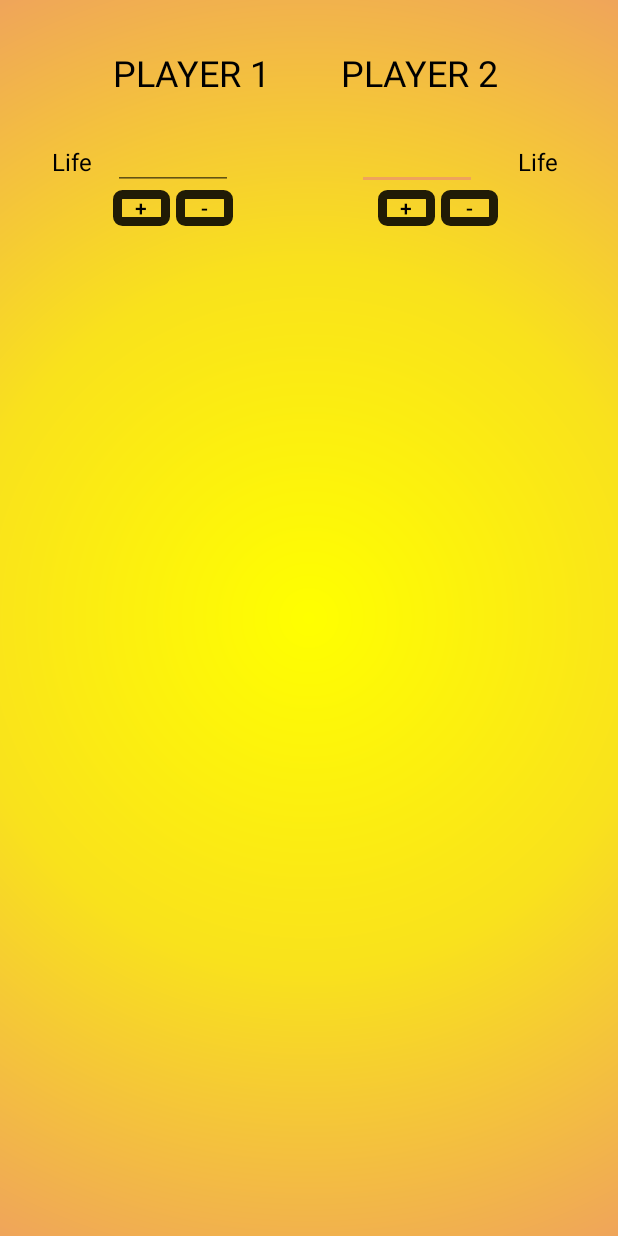
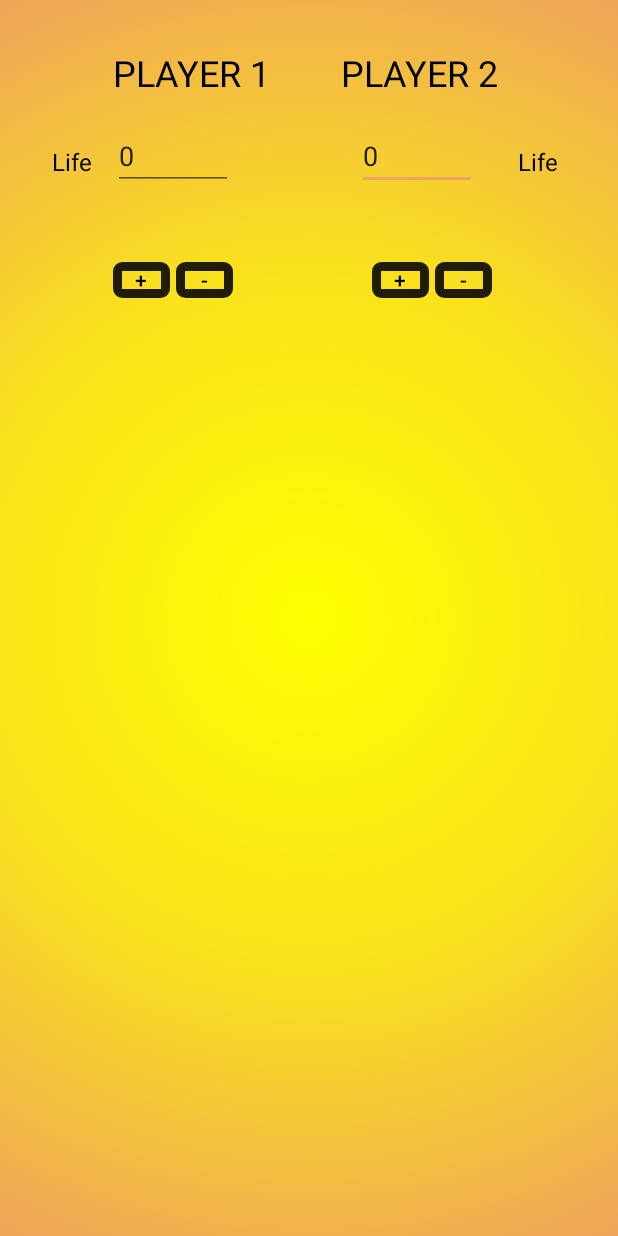
Before and after one commit to t0tallyKy1e/SettleTheScore, an Android app: the Life screen opened directly, with no data from a screen before it, on a phone screen of 412 x 824 dp. Run offline under Robolectric (Android 15) with nearby library versions, the phone set to English and light mode, and no system bars.

Commit message:
updates on life activity

```diff
--- a/SettleTheScore/app/src/main/java/com/ckm/settlethescore/Life.java
+++ b/SettleTheScore/app/src/main/java/com/ckm/settlethescore/Life.java
@@ -6,6 +6,9 @@ import android.support.design.widget.Snackbar;
 import android.support.v7.app.AppCompatActivity;
 import android.support.v7.widget.Toolbar;
 import android.view.View;
+import android.widget.Button;
+import android.widget.EditText;
+import android.widget.TextView;
 
 public class Life extends AppCompatActivity {
 
@@ -16,7 +19,48 @@ public class Life extends AppCompatActivity {
         Toolbar toolbar = (Toolbar) findViewById(R.id.toolbar);
         setSupportActionBar(toolbar);
 
+        Button p1increment = findViewById(R.id.player_one_inc_life);
+        p1increment.setOnClickListener(new View.OnClickListener() {
+            @Override
+            public void onClick(View v) {
+                EditText p1LifeValue = findViewById(R.id.player_one_life);
+                Integer health = Integer.parseInt(p1LifeValue.getText().toString().trim());
+                health = health + 1;
+                p1LifeValue.setText(health.toString());
+            }
+        });
 
+        Button p1decrement = findViewById(R.id.player_one_dec_life);
+        p1decrement.setOnClickListener(new View.OnClickListener() {
+            @Override
+            public void onClick(View v) {
+                EditText p1LifeValue = findViewById(R.id.player_one_life);
+                Integer health = Integer.parseInt(p1LifeValue.getText().toString().trim());
+                health = health - 1;
+                p1LifeValue.setText(health.toString());
+            }
+        });
+
+        Button p2increment = findViewById(R.id.player_two_inc_life);
+        p2increment.setOnClickListener(new View.OnClickListener() {
+            @Override
+            public void onClick(View v) {
+                EditText p2LifeValue = findViewById(R.id.player_two_life);
+                Integer health = Integer.parseInt(p2LifeValue.getText().toString().trim());
+                health = health + 1;
+                p2LifeValue.setText(health.toString());
+            }
+        });
+
+        Button p2decrement = findViewById(R.id.player_two_dec_life);
+        p2decrement.setOnClickListener(new View.OnClickListener() {
+            @Override
+            public void onClick(View v) {
+                EditText p2LifeValue = findViewById(R.id.player_two_life);
+                Integer health = Integer.parseInt(p2LifeValue.getText().toString().trim());
+                health = health - 1;
+                p2LifeValue.setText(health.toString());
+            }
+        });
     }
-
 }
--- a/SettleTheScore/app/src/main/res/layout/activity_life.xml
+++ b/SettleTheScore/app/src/main/res/layout/activity_life.xml
@@ -22,6 +22,7 @@
             android:layout_marginRight="75dp"
             android:ems="10"
             android:inputType="numberSigned"
+            android:text="0"
             app:layout_constraintEnd_toEndOf="parent"
             app:layout_constraintStart_toEndOf="@+id/player_one_life"
             app:layout_constraintTop_toBottomOf="@+id/textView4" />
@@ -73,6 +74,7 @@
             android:layout_marginTop="20dp"
             android:ems="10"
             android:inputType="numberSigned"
+            android:text="0"
             app:layout_constraintStart_toStartOf="parent"
             app:layout_constraintTop_toBottomOf="@+id/textView" />
 
@@ -97,6 +99,7 @@
             android:layout_height="24dp"
             android:layout_marginStart="75dp"
             android:layout_marginLeft="75dp"
+            android:layout_marginTop="48dp"
             android:layout_marginEnd="4dp"
             android:layout_marginRight="4dp"
             android:background="@drawable/button_outline"
@@ -111,6 +114,7 @@
             android:layout_height="24dp"
             android:layout_marginStart="4dp"
             android:layout_marginLeft="4dp"
+            android:layout_marginTop="48dp"
             android:background="@drawable/button_outline"
             android:text="-"
             app:layout_constraintStart_toEndOf="@+id/player_one_inc_life"
@@ -120,6 +124,7 @@
             android:id="@+id/player_two_inc_life"
             android:layout_width="38dp"
             android:layout_height="24dp"
+            android:layout_marginTop="48dp"
             android:layout_marginEnd="4dp"
             android:layout_marginRight="4dp"
             android:background="@drawable/button_outline"
@@ -131,10 +136,11 @@
             android:id="@+id/player_two_dec_life"
             android:layout_width="38dp"
             android:layout_height="24dp"
-            android:layout_marginEnd="80dp"
-            android:layout_marginRight="80dp"
+            android:layout_marginTop="48dp"
+            android:layout_marginEnd="84dp"
+            android:layout_marginRight="84dp"
             android:background="@drawable/button_outline"
-            android:text="-"
+                android:text="-"
             app:layout_constraintEnd_toEndOf="parent"
             app:layout_constraintTop_toBottomOf="@+id/player_two_life" />
     </android.support.constraint.ConstraintLayout>
--- a/SettleTheScore/app/src/main/res/values/strings.xml
+++ b/SettleTheScore/app/src/main/res/values/strings.xml
@@ -33,6 +33,8 @@
     <string name="register_inv_profile_picture_uri">uri</string>
     <string name="register_submit">Register</string>
     <string name="hello_blank_fragment">Hello blank fragment</string>
+
+    <!-- Dice Activity-->
     <string name="dice_instructions">Click the dice to roll</string>
     <string name="roll_anything">1 out of anything</string>
     <string name="roll">Roll</string>
@@ -44,4 +46,7 @@
     <string name="life">Life</string>
     <string name="opponent">Opponent</string>
     <string name="opponent_name">Opponent Name</string>
+
+    <!-- Life Activity -->
+
 </resources>
```
